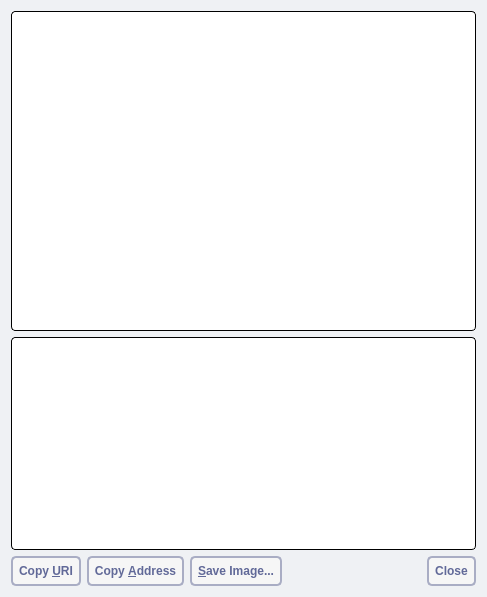
Old version of the form src/qt/forms/receiverequestdialog.ui in the repository navcoin/navcoin-core.
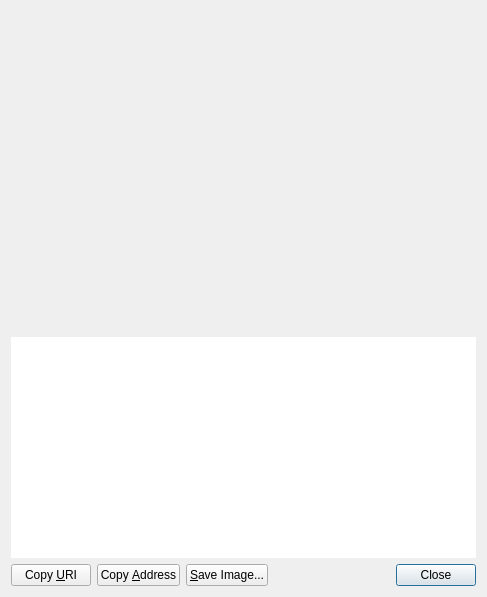
New version of the form. Custom widgets are drawn as their Qt base class.

What changed in the file:
```diff
--- a/src/qt/forms/receiverequestdialog.ui
+++ b/src/qt/forms/receiverequestdialog.ui
@@ -11,7 +11,7 @@
    </rect>
   </property>
   <property name="styleSheet">
-   <string notr="true">background: #eff1f4; border: 0</string>
+   <string notr="true"/>
   </property>
   <layout class="QVBoxLayout" name="verticalLayout_3">
    <item>
@@ -32,7 +32,7 @@
       <string>QR Code</string>
      </property>
      <property name="styleSheet">
-      <string notr="true">background: #fff; border-radius: 4px; border: 1px solid #000; padding:2px</string>
+      <string notr="true"/>
      </property>
      <property name="textFormat">
       <enum>Qt::PlainText</enum>
@@ -60,7 +60,7 @@
       </size>
      </property>
      <property name="styleSheet">
-      <string notr="true">background: #fff; border-radius: 4px; border: 1px solid #000; padding:2px</string>
+      <string notr="true"/>
      </property>
      <property name="frameShape">
       <enum>QFrame::NoFrame</enum>
@@ -81,7 +81,7 @@
      <item>
       <widget class="QPushButton" name="btnCopyURI">
        <property name="styleSheet">
-        <string notr="true"> background: #f6f6f6; border: 2px solid #a9adc4; border-radius: 5px; padding: 6px; text-transform: uppercase; color: #616998; font-weight: bold</string>
+        <string notr="true"/>
        </property>
        <property name="text">
         <string>Copy &amp;URI</string>
@@ -94,7 +94,7 @@
      <item>
       <widget class="QPushButton" name="btnCopyAddress">
        <property name="styleSheet">
-        <string notr="true"> background: #f6f6f6; border: 2px solid #a9adc4; border-radius: 5px; padding: 6px; text-transform: uppercase; color: #616998; font-weight: bold</string>
+        <string notr="true"/>
        </property>
        <property name="text">
         <string>Copy &amp;Address</string>
@@ -107,7 +107,7 @@
      <item>
       <widget class="QPushButton" name="btnSaveAs">
        <property name="styleSheet">
-        <string notr="true"> background: #f6f6f6; border: 2px solid #a9adc4; border-radius: 5px; padding: 6px; text-transform: uppercase; color: #616998; font-weight: bold</string>
+        <string notr="true"/>
        </property>
        <property name="text">
         <string>&amp;Save Image...</string>
@@ -133,7 +133,7 @@
      <item>
       <widget class="QDialogButtonBox" name="buttonBox">
        <property name="styleSheet">
-        <string notr="true"> background: #f6f6f6; border: 2px solid #a9adc4; border-radius: 5px; padding: 6px; text-transform: uppercase; color: #616998; font-weight: bold</string>
+        <string notr="true"/>
        </property>
        <property name="standardButtons">
         <set>QDialogButtonBox::Close</set>
```
